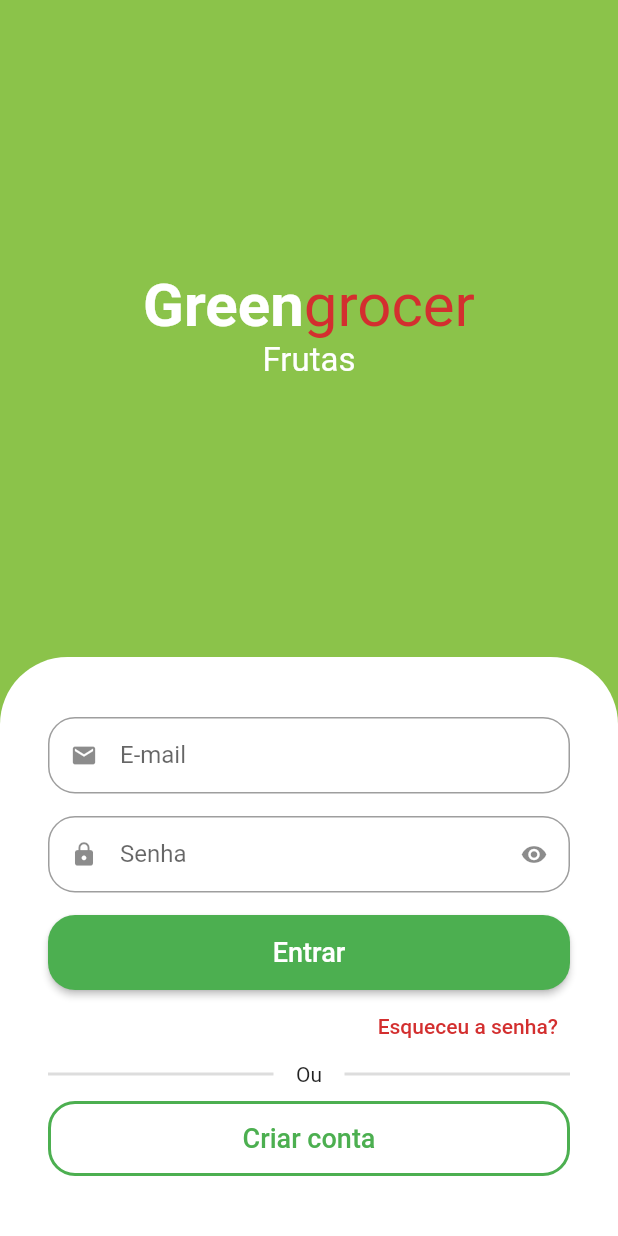
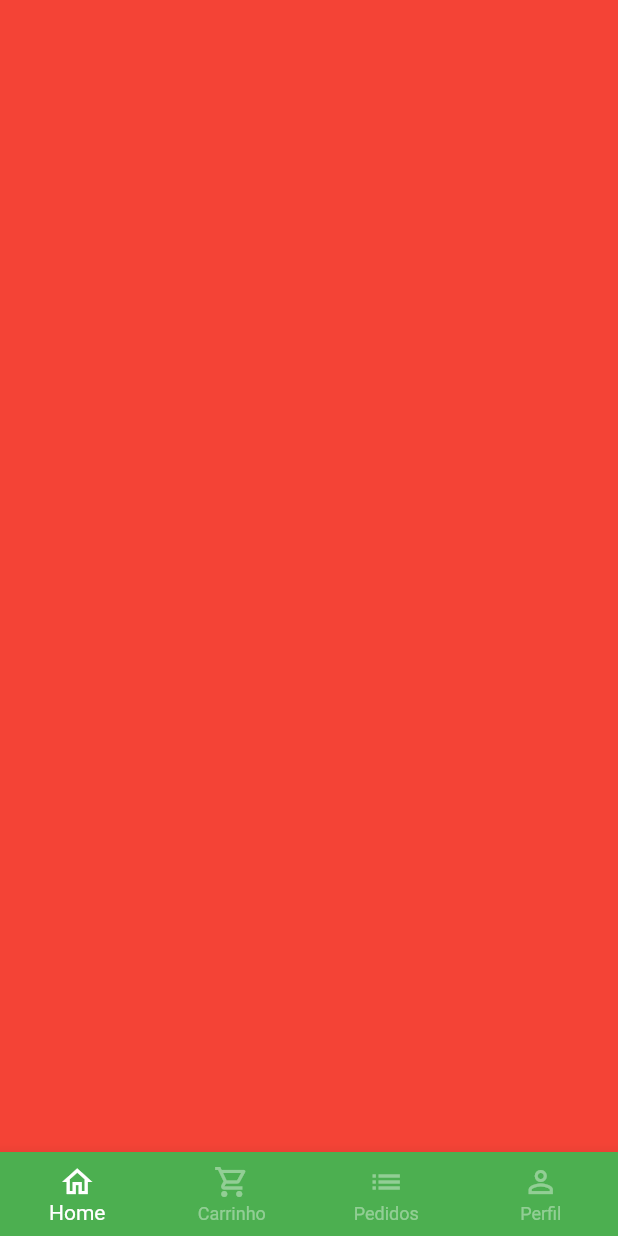
Before and after one commit to joaomalfatti/FalaiDoIfro, a Flutter app: the screen it shows after launch, after a tap on "Entrar", on a phone screen of 412 x 824 dp. Run offline on Flutter 3.47's test engine with Material 2 defaults, Android fonts, the phone set to English and light mode, and no system bars; drawn by our look-alikes of animated_text_kit; our stand-ins replace mask_text_input_formatter.

Commit message:
Criando a tela base e BottomNavigationBar

```diff
--- a/lib/src/auth/sign_in_screen.dart
+++ b/lib/src/auth/sign_in_screen.dart
@@ -1,6 +1,7 @@
 import 'package:animated_text_kit/animated_text_kit.dart';
 import 'package:flutter/material.dart';
 import 'package:quintana/src/auth/sign_up_screen.dart';
+import 'package:quintana/src/base/base_screen.dart';
 import 'package:quintana/src/config/custom_colors.dart';
 
 import 'components/custom_text_field.dart';
@@ -10,8 +11,9 @@ class SignInScreen extends StatelessWidget {
 
   @override
   Widget build(BuildContext context) {
-
-    final size = MediaQuery.of(context).size;
+    final size = MediaQuery
+        .of(context)
+        .size;
 
     return Scaffold(
       backgroundColor: CustomColors.customSwatchColor,
@@ -28,7 +30,7 @@ class SignInScreen extends StatelessWidget {
                   mainAxisAlignment: MainAxisAlignment.center,
                   children: [
 //Nome do app
-                     Text.rich(
+                    Text.rich(
                       TextSpan(
                         style: const TextStyle(
                           fontSize: 40,
@@ -82,7 +84,8 @@ class SignInScreen extends StatelessWidget {
                 ),
                 decoration: const BoxDecoration(
                     color: Colors.white,
-                    borderRadius: BorderRadius.vertical(top: Radius.circular(45))),
+                    borderRadius: BorderRadius.vertical(
+                        top: Radius.circular(45))),
                 child: Column(
                   crossAxisAlignment: CrossAxisAlignment.stretch,
                   children: [
@@ -106,7 +109,13 @@ class SignInScreen extends StatelessWidget {
                           shape: RoundedRectangleBorder(
                               borderRadius: BorderRadius.circular(18)),
                         ),
-                        onPressed: () {},
+                        onPressed: () {
+                          Navigator.of(context).pushReplacement(
+                              MaterialPageRoute(builder: (c) {
+                                return const BaseScreen();
+                              })
+                          );
+                        },
                         child: const Text(
                           'Entrar',
                           style: TextStyle(
@@ -120,7 +129,7 @@ class SignInScreen extends StatelessWidget {
                       alignment: Alignment.centerRight,
                       child: TextButton(
                         onPressed: () {},
-                        child:  Text(
+                        child: Text(
                           'Esqueceu a senha?',
                           style: TextStyle(
                             color: CustomColors.customContrasColor,
--- /dev/null
+++ b/lib/src/base/base_screen.dart
@@ -0,0 +1,41 @@
+import 'package:flutter/material.dart';
+
+
+class BaseScreen extends StatelessWidget {
+  const BaseScreen({super.key});
+
+  @override
+  Widget build(BuildContext context) {
+    return Scaffold(
+
+      body: Container(
+        color: Colors.red,
+      ),
+      bottomNavigationBar: BottomNavigationBar(
+        type: BottomNavigationBarType.fixed,
+        backgroundColor: Colors.green,
+        selectedItemColor: Colors.white,
+        unselectedItemColor: Colors.white.withAlpha(100),
+        items: const [
+          BottomNavigationBarItem(
+            icon: Icon(Icons.home_outlined),
+            label: 'Home'
+          ),
+          BottomNavigationBarItem(
+              icon: Icon(Icons.shopping_cart_outlined),
+              label: 'Carrinho'
+          ),
+          BottomNavigationBarItem(
+              icon: Icon(Icons.list),
+              label: 'Pedidos'
+          ),
+          BottomNavigationBarItem(
+              icon: Icon(Icons.person_outline),
+              label: 'Perfil'
+          ),
+        ],
+      ),
+
+    );
+  }
+}
```
